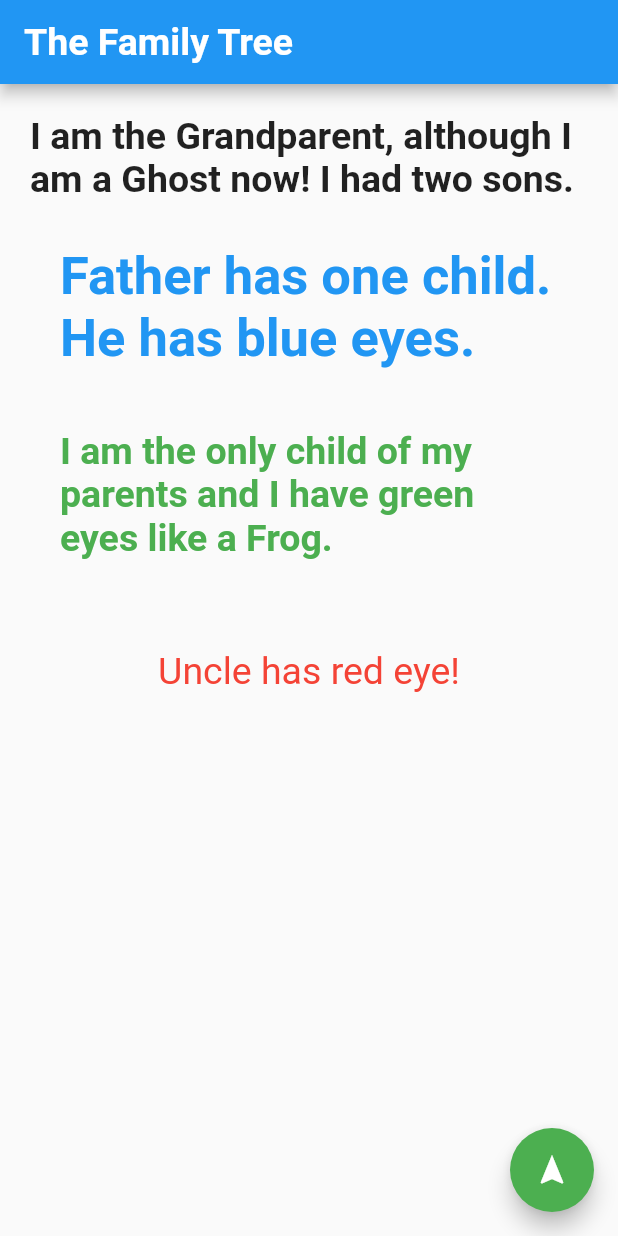
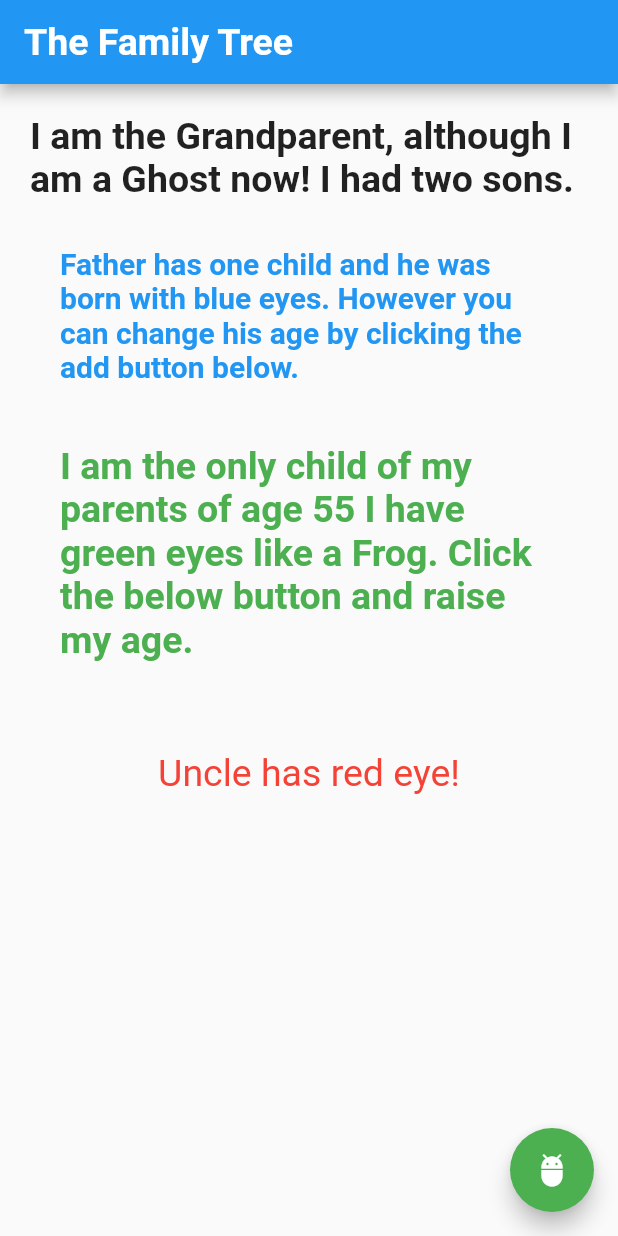
Before and after one commit to sanjibsinha/inherited_widget_explained, a Flutter app: the screen it shows after launch, on a phone screen of 412 x 824 dp. Run offline on Flutter 3.47's test engine with Material 2 defaults, Android fonts, the phone set to English and light mode, and no system bars.

Commit message:
Fourth Commit

```diff
--- a/lib/main.dart
+++ b/lib/main.dart
@@ -1,4 +1,5 @@
 import 'package:flutter/material.dart';
+import 'package:flutter/rendering.dart';
 
 void main() {
   runApp(InheritedWidgetApp());
@@ -21,9 +22,12 @@ class InheritedWidgetPage extends StatefulWidget {
 }
 
 class _InheritedWidgetPageState extends State<InheritedWidgetPage> {
+  var age = new ChangeAge(age: 55);
   @override
   Widget build(BuildContext context) {
-    return Scaffold(
+    return ChangingAge(
+      age: age,
+      child: Scaffold(
         appBar: AppBar(
           title: Text(
             'The Family Tree',
@@ -34,10 +38,13 @@ class _InheritedWidgetPageState extends State<InheritedWidgetPage> {
         floatingActionButton: FloatingActionButton(
           onPressed: () {
             // Add your onPressed code here!
-          setState(() {});
+            setState(() {
+              age.changeAge();
+            });
           },
-        child: Icon(Icons.navigation),
+          child: Icon(Icons.adb),
           backgroundColor: Colors.green,
+        ),
       ),
     );
   }
@@ -68,7 +75,7 @@ Widget _childrenList() => ListView(
       ],
     );
 
-class FatherClass extends StatelessWidget {
+class FatherClass extends GrandParent {
   @override
   Widget build(BuildContext context) {
     return Center(
@@ -78,10 +85,11 @@ class FatherClass extends StatelessWidget {
           margin: EdgeInsets.all(10.0),
           padding: EdgeInsets.all(10.0),
           child: Text(
-            'Father has one child. He has blue eyes.',
+            'Father has one child and he was born with blue eyes. However ' +
+                'you can change his age by clicking the add button below.',
             style: TextStyle(
                 fontWeight: FontWeight.bold,
-                fontSize: 35.0,
+                fontSize: 20.0,
                 color: Colors.blue),
           ),
         ),
@@ -91,7 +99,7 @@ class FatherClass extends StatelessWidget {
   }
 }
 
-class UncleClass extends StatelessWidget {
+class UncleClass extends GrandParent {
   @override
   Widget build(BuildContext context) {
     return Center(
@@ -107,26 +115,25 @@ class UncleClass extends StatelessWidget {
   }
 }
 
-class IAmTheOnlyChildOfMyFather extends StatefulWidget {
-  @override
-  _IAmTheOnlyChildOfMyFatherState createState() =>
-      _IAmTheOnlyChildOfMyFatherState();
-}
-
-class _IAmTheOnlyChildOfMyFatherState extends State<IAmTheOnlyChildOfMyFather> {
+class IAmTheOnlyChildOfMyFather extends StatelessWidget {
   @override
   Widget build(BuildContext context) {
+    ChangeAge myAge = ChangingAge.of(context).age;
     return Container(
       margin: EdgeInsets.all(10.0),
       padding: EdgeInsets.all(10.0),
-      child: EyeColor(
+      child: Column(
+        children: [
+          EyeColor(
             color: Colors.green,
             child: Builder(
               builder: (BuildContext innerContext) {
                 return Column(
                   children: [
                     Text(
-                  'I am the only child of my parents and I have green eyes like a Frog.',
+                      'I am the only child of my parents of age ' +
+                          '${myAge.age}' +
+                          ' I have green eyes like a Frog. Click the below button and raise my age.',
                       style: TextStyle(
                           color: EyeColor.of(innerContext).color,
                           fontSize: 25.0,
@@ -139,6 +146,8 @@ class _IAmTheOnlyChildOfMyFatherState extends State<IAmTheOnlyChildOfMyFather> {
                 );
               },
             ),
+          ),
+        ],
       ),
     );
   }
@@ -162,3 +171,29 @@ class EyeColor extends InheritedWidget {
   @override
   bool updateShouldNotify(EyeColor old) => color != old.color;
 }
+
+class ChangingAge extends InheritedWidget {
+  const ChangingAge({
+    Key key,
+    @required this.age,
+    @required Widget child,
+  })  : assert(age != null),
+        super(key: key, child: child);
+
+  final ChangeAge age;
+
+  static ChangingAge of(BuildContext context) {
+    return context.dependOnInheritedWidgetOfExactType<ChangingAge>();
+  }
+
+  @override
+  bool updateShouldNotify(ChangingAge old) => age != old.age;
+}
+
+class ChangeAge {
+  int age;
+  ChangeAge({this.age});
+  void changeAge() {
+    age += 5;
+  }
+}
```
Lines whose indentation alone changed are shown as unchanged.
